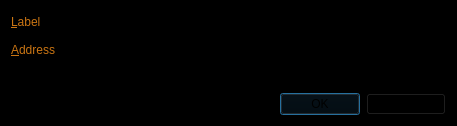
The window that src/qt/forms/editaddressdialog.ui (scificryptocoin/Darsek) describes before a commit, drawn with Qt 5.
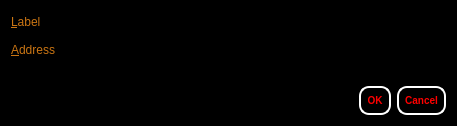
The same window after the commit.

```diff
--- a/src/qt/forms/editaddressdialog.ui
+++ b/src/qt/forms/editaddressdialog.ui
@@ -10,6 +10,124 @@
     <height>126</height>
    </rect>
   </property>
+  <property name="palette">
+   <palette>
+    <active>
+     <colorrole role="Button">
+      <brush brushstyle="SolidPattern">
+       <color alpha="255">
+        <red>0</red>
+        <green>0</green>
+        <blue>0</blue>
+       </color>
+      </brush>
+     </colorrole>
+     <colorrole role="Base">
+      <brush brushstyle="SolidPattern">
+       <color alpha="255">
+        <red>0</red>
+        <green>0</green>
+        <blue>0</blue>
+       </color>
+      </brush>
+     </colorrole>
+     <colorrole role="Window">
+      <brush brushstyle="SolidPattern">
+       <color alpha="255">
+        <red>0</red>
+        <green>0</green>
+        <blue>0</blue>
+       </color>
+      </brush>
+     </colorrole>
+     <colorrole role="Highlight">
+      <brush brushstyle="SolidPattern">
+       <color alpha="255">
+        <red>255</red>
+        <green>255</green>
+        <blue>255</blue>
+       </color>
+      </brush>
+     </colorrole>
+    </active>
+    <inactive>
+     <colorrole role="Button">
+      <brush brushstyle="SolidPattern">
+       <color alpha="255">
+        <red>0</red>
+        <green>0</green>
+        <blue>0</blue>
+       </color>
+      </brush>
+     </colorrole>
+     <colorrole role="Base">
+      <brush brushstyle="SolidPattern">
+       <color alpha="255">
+        <red>0</red>
+        <green>0</green>
+        <blue>0</blue>
+       </color>
+      </brush>
+     </colorrole>
+     <colorrole role="Window">
+      <brush brushstyle="SolidPattern">
+       <color alpha="255">
+        <red>0</red>
+        <green>0</green>
+        <blue>0</blue>
+       </color>
+      </brush>
+     </colorrole>
+     <colorrole role="Highlight">
+      <brush brushstyle="SolidPattern">
+       <color alpha="255">
+        <red>255</red>
+        <green>255</green>
+        <blue>255</blue>
+       </color>
+      </brush>
+     </colorrole>
+    </inactive>
+    <disabled>
+     <colorrole role="Button">
+      <brush brushstyle="SolidPattern">
+       <color alpha="255">
+        <red>0</red>
+        <green>0</green>
+        <blue>0</blue>
+       </color>
+      </brush>
+     </colorrole>
+     <colorrole role="Base">
+      <brush brushstyle="SolidPattern">
+       <color alpha="255">
+        <red>0</red>
+        <green>0</green>
+        <blue>0</blue>
+       </color>
+      </brush>
+     </colorrole>
+     <colorrole role="Window">
+      <brush brushstyle="SolidPattern">
+       <color alpha="255">
+        <red>0</red>
+        <green>0</green>
+        <blue>0</blue>
+       </color>
+      </brush>
+     </colorrole>
+     <colorrole role="Highlight">
+      <brush brushstyle="SolidPattern">
+       <color alpha="255">
+        <red>195</red>
+        <green>195</green>
+        <blue>195</blue>
+       </color>
+      </brush>
+     </colorrole>
+    </disabled>
+   </palette>
+  </property>
   <property name="windowTitle">
    <string>Edit Address</string>
   </property>
@@ -817,9 +935,9 @@
         <colorrole role="Button">
          <brush brushstyle="SolidPattern">
           <color alpha="255">
-           <red>255</red>
-           <green>255</green>
-           <blue>255</blue>
+           <red>0</red>
+           <green>0</green>
+           <blue>0</blue>
           </color>
          </brush>
         </colorrole>
@@ -853,9 +971,9 @@
         <colorrole role="Window">
          <brush brushstyle="SolidPattern">
           <color alpha="255">
-           <red>255</red>
-           <green>255</green>
-           <blue>255</blue>
+           <red>0</red>
+           <green>0</green>
+           <blue>0</blue>
           </color>
          </brush>
         </colorrole>
@@ -882,9 +1000,9 @@
         <colorrole role="Button">
          <brush brushstyle="SolidPattern">
           <color alpha="255">
-           <red>255</red>
-           <green>255</green>
-           <blue>255</blue>
+           <red>0</red>
+           <green>0</green>
+           <blue>0</blue>
           </color>
          </brush>
         </colorrole>
@@ -918,9 +1036,9 @@
         <colorrole role="Window">
          <brush brushstyle="SolidPattern">
           <color alpha="255">
-           <red>255</red>
-           <green>255</green>
-           <blue>255</blue>
+           <red>0</red>
+           <green>0</green>
+           <blue>0</blue>
           </color>
          </brush>
         </colorrole>
@@ -947,9 +1065,9 @@
         <colorrole role="Button">
          <brush brushstyle="SolidPattern">
           <color alpha="255">
-           <red>255</red>
-           <green>255</green>
-           <blue>255</blue>
+           <red>0</red>
+           <green>0</green>
+           <blue>0</blue>
           </color>
          </brush>
         </colorrole>
@@ -974,18 +1092,18 @@
         <colorrole role="Base">
          <brush brushstyle="SolidPattern">
           <color alpha="255">
-           <red>255</red>
-           <green>255</green>
-           <blue>255</blue>
+           <red>0</red>
+           <green>0</green>
+           <blue>0</blue>
           </color>
          </brush>
         </colorrole>
         <colorrole role="Window">
          <brush brushstyle="SolidPattern">
           <color alpha="255">
-           <red>255</red>
-           <green>255</green>
-           <blue>255</blue>
+           <red>0</red>
+           <green>0</green>
+           <blue>0</blue>
           </color>
          </brush>
         </colorrole>
@@ -1001,6 +1119,9 @@
        </disabled>
       </palette>
      </property>
+     <property name="styleSheet">
+      <string notr="true">QPushButton { background : #000000 ;border-radius:10px; border-color: white; color: red;  border-style: solid; border-width: 2px;font: bold 10px;min-width: 5em; padding: 6px;}</string>
+     </property>
      <property name="orientation">
       <enum>Qt::Horizontal</enum>
      </property>
```
Left out of the diff: 60 changed lines with no effect on the pictures.
